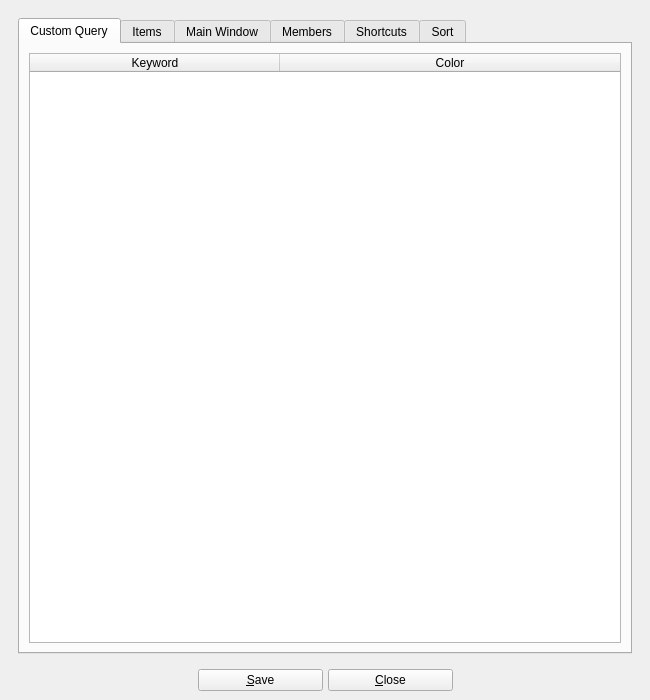
This is UI/biblioteq_otheroptions.ui in textbrowser/biblioteq as Qt 5 draws it before an edit. The edited form follows.
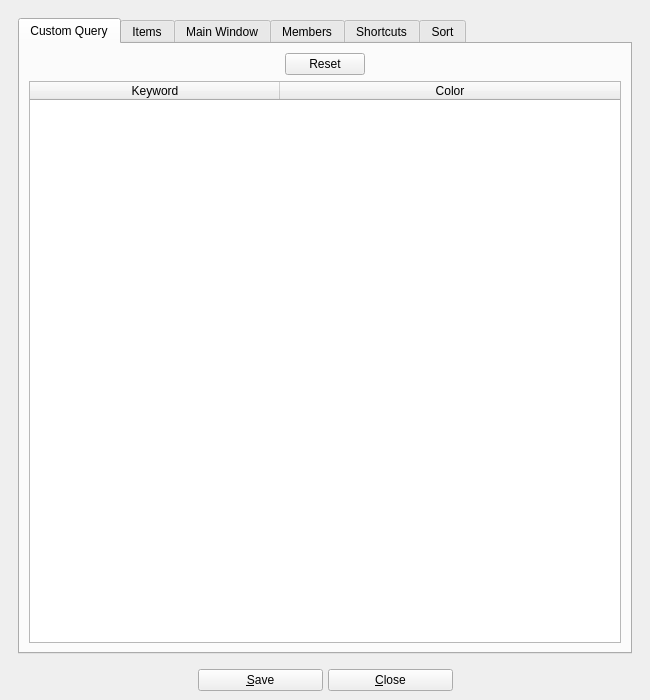
This is the edited form. Icons and pictures are not drawn.

Commit message: Release notes. Reset highlights.

```diff
--- a/UI/biblioteq_otheroptions.ui
+++ b/UI/biblioteq_otheroptions.ui
@@ -47,6 +47,43 @@
             <string>Custom Query</string>
            </attribute>
            <layout class="QVBoxLayout" name="verticalLayout_10">
+            <item>
+             <layout class="QHBoxLayout" name="horizontalLayout_8">
+              <item>
+               <spacer name="horizontalSpacer_8">
+                <property name="orientation">
+                 <enum>Qt::Horizontal</enum>
+                </property>
+                <property name="sizeHint" stdset="0">
+                 <size>
+                  <width>40</width>
+                  <height>20</height>
+                 </size>
+                </property>
+               </spacer>
+              </item>
+              <item>
+               <widget class="QPushButton" name="pushButton">
+                <property name="text">
+                 <string>Reset</string>
+                </property>
+               </widget>
+              </item>
+              <item>
+               <spacer name="horizontalSpacer_9">
+                <property name="orientation">
+                 <enum>Qt::Horizontal</enum>
+                </property>
+                <property name="sizeHint" stdset="0">
+                 <size>
+                  <width>40</width>
+                  <height>20</height>
+                 </size>
+                </property>
+               </spacer>
+              </item>
+             </layout>
+            </item>
             <item>
              <widget class="QTableWidget" name="custom_query">
               <property name="alternatingRowColors">
```
Left out of the diff: 3 changed lines with no effect on the pictures. The commit also changes 3 other files.
